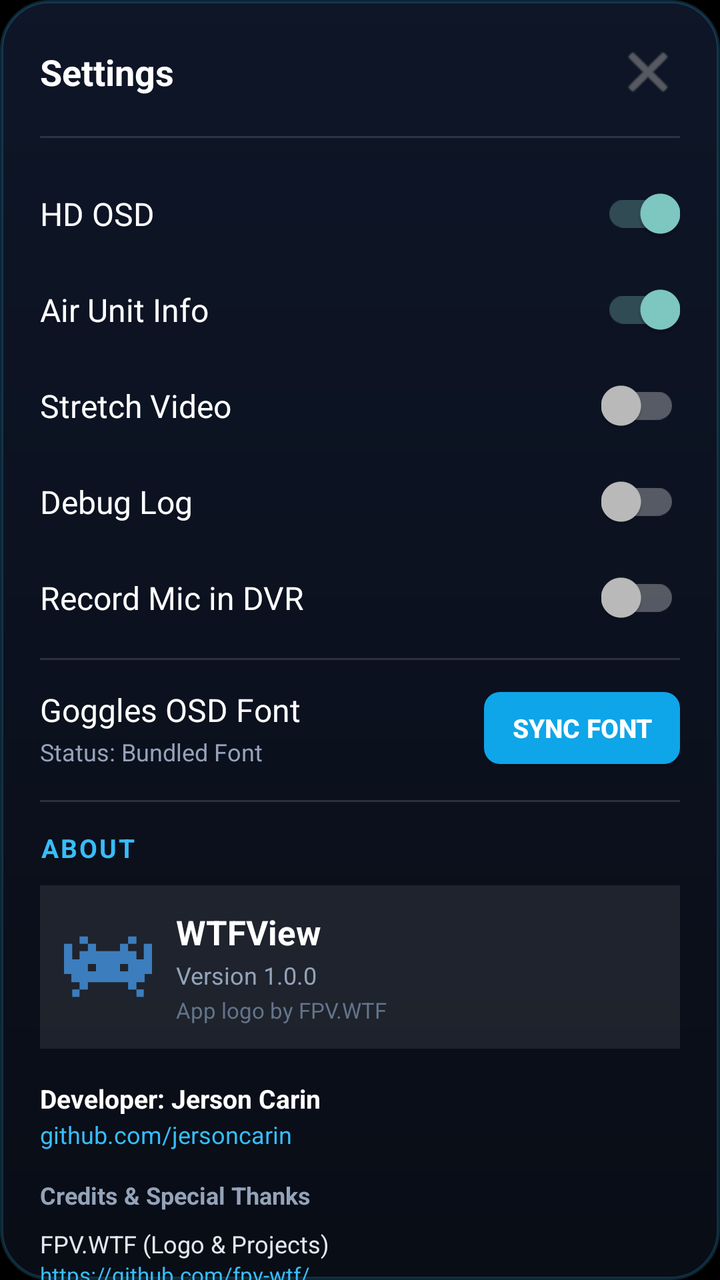
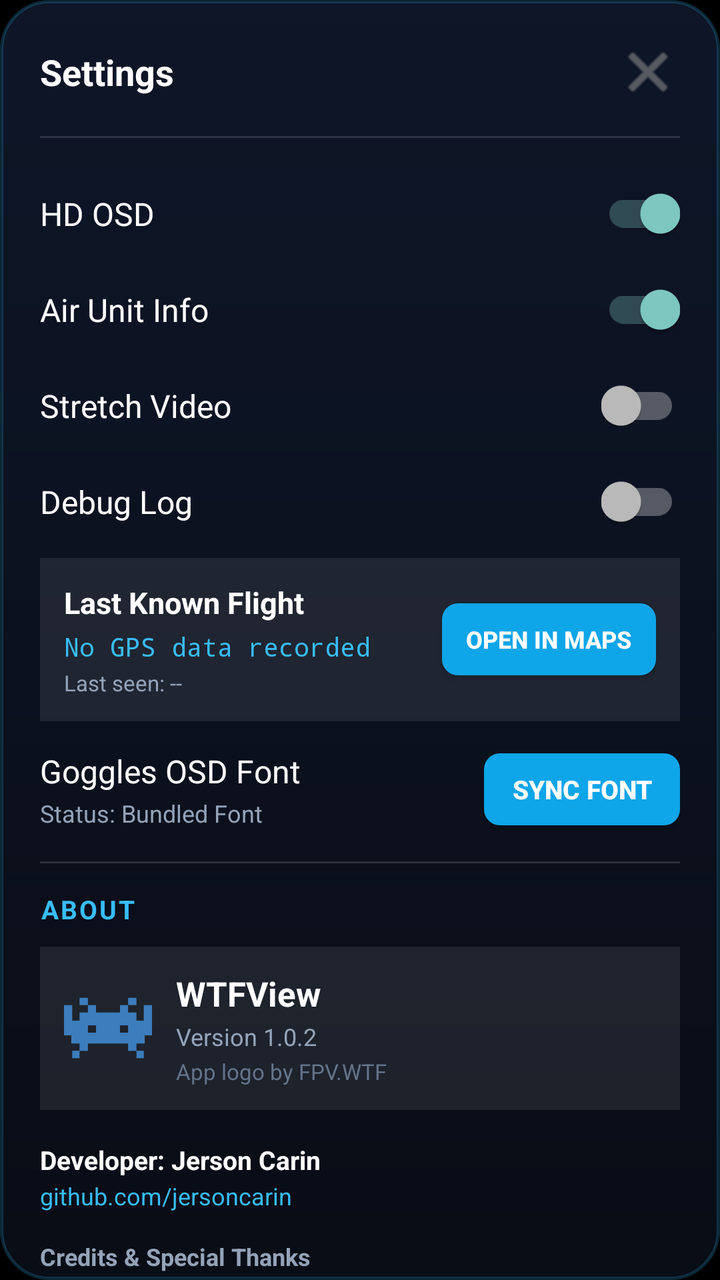

Two renders of the same Android screen: before a commit and after it. Below are the layout's source before the change and the commit's diff.
<!-- AndroidManifest.xml: application theme Theme.WTFView -->
<!-- res/layout/dialog_settings.xml -->
<?xml version="1.0" encoding="utf-8"?>
<ScrollView xmlns:android="http://schemas.android.com/apk/res/android"
    xmlns:app="http://schemas.android.com/apk/res-auto"
    android:layout_width="match_parent"
    android:layout_height="wrap_content"
    android:background="@drawable/bg_card_waiting"
    android:scrollbars="none"
    android:overScrollMode="never">

    <LinearLayout
        android:layout_width="match_parent"
        android:layout_height="wrap_content"
        android:orientation="vertical"
        android:padding="20dp">

        <LinearLayout
            android:layout_width="match_parent"
            android:layout_height="wrap_content"
            android:orientation="horizontal"
            android:gravity="center_vertical"
            android:layout_marginBottom="16dp">

            <TextView
                android:layout_width="0dp"
                android:layout_height="wrap_content"
                android:layout_weight="1"
                android:text="Settings"
                android:textColor="#FFFFFF"
                android:textSize="18sp"
                android:textStyle="bold" />

            <ImageButton
                android:id="@+id/btnCloseSettings"
                android:layout_width="32dp"
                android:layout_height="32dp"
                android:background="?attr/selectableItemBackgroundBorderless"
                android:src="@android:drawable/ic_menu_close_clear_cancel"
                app:tint="#888888" />
        </LinearLayout>

        <View
            android:layout_width="match_parent"
            android:layout_height="1dp"
            android:background="#22FFFFFF"
            android:layout_marginBottom="14dp" />

        <LinearLayout
            android:layout_width="match_parent"
            android:layout_height="48dp"
            android:orientation="horizontal"
            android:gravity="center_vertical">

            <TextView
                android:layout_width="0dp"
                android:layout_height="wrap_content"
                android:layout_weight="1"
                android:text="HD OSD"
                android:textColor="#FFFFFF"
                android:textSize="16sp" />

            <androidx.appcompat.widget.SwitchCompat
                android:id="@+id/switchOsd"
                android:layout_width="wrap_content"
                android:layout_height="wrap_content"
                android:checked="true" />
        </LinearLayout>

        <LinearLayout
            android:layout_width="match_parent"
            android:layout_height="48dp"
            android:orientation="horizontal"
            android:gravity="center_vertical">

            <TextView
                android:layout_width="0dp"
                android:layout_height="wrap_content"
                android:layout_weight="1"
                android:text="Air Unit Info"
                android:textColor="#FFFFFF"
                android:textSize="16sp" />

            <androidx.appcompat.widget.SwitchCompat
                android:id="@+id/switchAuHud"
                android:layout_width="wrap_content"
                android:layout_height="wrap_content"
                android:checked="true" />
        </LinearLayout>

        <LinearLayout
            android:layout_width="match_parent"
            android:layout_height="48dp"
            android:orientation="horizontal"
            android:gravity="center_vertical">

            <TextView
                android:layout_width="0dp"
                android:layout_height="wrap_content"
                android:layout_weight="1"
                android:text="Stretch Video"
                android:textColor="#FFFFFF"
                android:textSize="16sp" />

            <androidx.appcompat.widget.SwitchCompat
                android:id="@+id/switchStretch"
                android:layout_width="wrap_content"
                android:layout_height="wrap_content"
                android:checked="false" />
        </LinearLayout>

        <LinearLayout
            android:layout_width="match_parent"
            android:layout_height="48dp"
            android:orientation="horizontal"
            android:gravity="center_vertical">

            <TextView
                android:layout_width="0dp"
                android:layout_height="wrap_content"
                android:layout_weight="1"
                android:text="Debug Log"
                android:textColor="#FFFFFF"
                android:textSize="16sp" />

            <androidx.appcompat.widget.SwitchCompat
                android:id="@+id/switchDebugLog"
                android:layout_width="wrap_content"
                android:layout_height="wrap_content"
                android:checked="false" />
        </LinearLayout>

        <LinearLayout
            android:layout_width="match_parent"
            android:layout_height="48dp"
            android:orientation="horizontal"
            android:gravity="center_vertical">

            <TextView
                android:layout_width="0dp"
                android:layout_height="wrap_content"
                android:layout_weight="1"
                android:text="Record Mic in DVR"
                android:textColor="#FFFFFF"
                android:textSize="16sp" />

            <androidx.appcompat.widget.SwitchCompat
                android:id="@+id/switchRecordMic"
                android:layout_width="wrap_content"
                android:layout_height="wrap_content"
                android:checked="false" />
        </LinearLayout>

        <View
            android:layout_width="match_parent"
            android:layout_height="1dp"
            android:background="#22FFFFFF"
            android:layout_marginTop="6dp"
            android:layout_marginBottom="12dp" />

        <LinearLayout
            android:layout_width="match_parent"
            android:layout_height="wrap_content"
            android:orientation="horizontal"
            android:gravity="center_vertical"
            android:paddingTop="2dp"
            android:paddingBottom="2dp">

            <LinearLayout
                android:layout_width="0dp"
                android:layout_height="wrap_content"
                android:layout_weight="1"
                android:orientation="vertical">

                <TextView
                    android:layout_width="wrap_content"
                    android:layout_height="wrap_content"
                    android:text="Goggles OSD Font"
                    android:textColor="#FFFFFF"
                    android:textSize="16sp" />

                <TextView
                    android:id="@+id/tvFontStatus"
                    android:layout_width="wrap_content"
                    android:layout_height="wrap_content"
                    android:text="Status: Bundled Font"
                    android:textColor="#94A3B8"
                    android:textSize="12sp"
                    android:layout_marginTop="2dp" />
            </LinearLayout>

            <Button
                android:id="@+id/btnSyncFont"
                android:layout_width="wrap_content"
                android:layout_height="36dp"
                android:text="Sync Font"
                android:textSize="13sp"
                android:textStyle="bold"
                android:textColor="#FFFFFF"
                android:background="@drawable/bg_button_sync"
                android:paddingStart="14dp"
                android:paddingEnd="14dp" />
        </LinearLayout>

        <View
            android:layout_width="match_parent"
            android:layout_height="1dp"
            android:background="#22FFFFFF"
            android:layout_marginTop="14dp"
            android:layout_marginBottom="14dp" />

        <TextView
            android:layout_width="wrap_content"
            android:layout_height="wrap_content"
            android:text="About"
            android:textColor="#38BDF8"
            android:textSize="13sp"
            android:textStyle="bold"
            android:textAllCaps="true"
            android:letterSpacing="0.08"
            android:layout_marginBottom="10dp" />

        <LinearLayout
            android:layout_width="match_parent"
            android:layout_height="wrap_content"
            android:orientation="horizontal"
            android:gravity="center_vertical"
            android:background="#15FFFFFF"
            android:padding="12dp"
            android:layout_marginBottom="12dp">

            <ImageView
                android:layout_width="44dp"
                android:layout_height="44dp"
                android:src="@drawable/app_logo"
                android:layout_marginEnd="12dp"
                android:contentDescription="WTFView Logo" />

            <LinearLayout
                android:layout_width="0dp"
                android:layout_height="wrap_content"
                android:layout_weight="1"
                android:orientation="vertical">

                <TextView
                    android:layout_width="wrap_content"
                    android:layout_height="wrap_content"
                    android:text="WTFView"
                    android:textColor="#FFFFFF"
                    android:textSize="17sp"
                    android:textStyle="bold" />

                <TextView
                    android:id="@+id/tvAppVersion"
                    android:layout_width="wrap_content"
                    android:layout_height="wrap_content"
                    android:text="Version 1.0.0"
                    android:textColor="#94A3B8"
                    android:textSize="12sp"
                    android:layout_marginTop="2dp" />

                <TextView
                    android:layout_width="wrap_content"
                    android:layout_height="wrap_content"
                    android:text="App logo by FPV.WTF"
                    android:textColor="#64748B"
                    android:textSize="11sp"
                    android:layout_marginTop="2dp" />
            </LinearLayout>
        </LinearLayout>

        <LinearLayout
            android:id="@+id/layoutDevLink"
            android:layout_width="match_parent"
            android:layout_height="wrap_content"
            android:orientation="vertical"
            android:clickable="true"
            android:focusable="true"
            android:background="?attr/selectableItemBackground"
            android:paddingTop="4dp"
            android:paddingBottom="8dp">

            <TextView
                android:layout_width="wrap_content"
                android:layout_height="wrap_content"
                android:text="Developer: Jerson Carin"
                android:textColor="#FFFFFF"
                android:textSize="13sp"
                android:textStyle="bold" />

            <TextView
                android:layout_width="wrap_content"
                android:layout_height="wrap_content"
                android:text="github.com/jersoncarin"
                android:textColor="#38BDF8"
                android:textSize="12sp"
                android:layout_marginTop="1dp" />
        </LinearLayout>

        <TextView
            android:layout_width="wrap_content"
            android:layout_height="wrap_content"
            android:text="Credits &amp; Special Thanks"
            android:textColor="#94A3B8"
            android:textSize="12sp"
            android:textStyle="bold"
            android:layout_marginTop="6dp"
            android:layout_marginBottom="4dp" />

        <LinearLayout
            android:id="@+id/layoutFpvWtfLink"
            android:layout_width="match_parent"
            android:layout_height="wrap_content"
            android:orientation="vertical"
            android:clickable="true"
            android:focusable="true"
            android:background="?attr/selectableItemBackground"
            android:paddingTop="4dp"
            android:paddingBottom="6dp">

            <TextView
                android:layout_width="wrap_content"
                android:layout_height="wrap_content"
                android:text="FPV.WTF (Logo &amp; Projects)"
                android:textColor="#E2E8F0"
                android:textSize="12sp" />

            <TextView
                android:layout_width="wrap_content"
                android:layout_height="wrap_content"
                android:text="https://github.com/fpv-wtf/"
                android:textColor="#38BDF8"
                android:textSize="11sp" />
        </LinearLayout>

        <LinearLayout
            android:id="@+id/layoutDigiViewLink"
            android:layout_width="match_parent"
            android:layout_height="wrap_content"
            android:orientation="vertical"
            android:clickable="true"
            android:focusable="true"
            android:background="?attr/selectableItemBackground"
            android:paddingTop="4dp"
            android:paddingBottom="4dp">

            <TextView
                android:layout_width="wrap_content"
                android:layout_height="wrap_content"
                android:text="DigiView-Android (fpvout)"
                android:textColor="#E2E8F0"
                android:textSize="12sp" />

            <TextView
                android:layout_width="wrap_content"
                android:layout_height="wrap_content"
                android:text="https://github.com/fpvout/DigiView-Android"
                android:textColor="#38BDF8"
                android:textSize="11sp" />
        </LinearLayout>

    </LinearLayout>
</ScrollView>
<!-- resources referenced by this layout -->
<resources>
  <!-- drawable app_logo: png bitmap (drawable, 833 bytes) -->
  <!-- drawable bg_button_sync (drawable) -->
  <?xml version="1.0" encoding="utf-8"?>
  <selector xmlns:android="http://schemas.android.com/apk/res/android">
      <item android:state_pressed="true">
          <shape android:shape="rectangle">
              <solid android:color="#0284C7" />
              <corners android:radius="8dp" />
          </shape>
      </item>
      <item android:state_enabled="false">
          <shape android:shape="rectangle">
              <solid android:color="#334155" />
              <corners android:radius="8dp" />
          </shape>
      </item>
      <item>
          <shape android:shape="rectangle">
              <solid android:color="#0EA5E9" />
              <corners android:radius="8dp" />
          </shape>
      </item>
  </selector>
  <!-- drawable bg_card_waiting (drawable) -->
  <?xml version="1.0" encoding="utf-8"?>
  <shape xmlns:android="http://schemas.android.com/apk/res/android"
      android:shape="rectangle">
      <gradient
          android:angle="270"
          android:startColor="#F00F172A"
          android:endColor="#FA090D16" />
      <stroke android:width="1.5dp" android:color="#3338BDF8" />
      <corners android:radius="24dp" />
  </shape>
  <style name="Theme.WTFView" parent="Theme.AppCompat.NoActionBar">
          <item name="android:windowFullscreen">true</item>
          <item name="android:windowContentOverlay">@null</item>
          <item name="android:windowBackground">@color/black</item>
      </style>
  <color name="black">#FF000000</color>
</resources>

<!-- the commit's change to res/layout/dialog_settings.xml (unified diff, before → after) -->
@@ -130,31 +130,67 @@
 
         <LinearLayout
             android:layout_width="match_parent"
-            android:layout_height="48dp"
-            android:orientation="horizontal"
-            android:gravity="center_vertical">
-
-            <TextView
-                android:layout_width="0dp"
-                android:layout_height="wrap_content"
-                android:layout_weight="1"
-                android:text="Record Mic in DVR"
-                android:textColor="#FFFFFF"
-                android:textSize="16sp" />
-
-            <androidx.appcompat.widget.SwitchCompat
-                android:id="@+id/switchRecordMic"
-                android:layout_width="wrap_content"
-                android:layout_height="wrap_content"
-                android:checked="false" />
-        </LinearLayout>
-
-        <View
-            android:layout_width="match_parent"
-            android:layout_height="1dp"
-            android:background="#22FFFFFF"
-            android:layout_marginTop="6dp"
-            android:layout_marginBottom="12dp" />
+            android:layout_height="wrap_content"
+            android:orientation="vertical"
+            android:background="#15FFFFFF"
+            android:padding="12dp"
+            android:layout_marginTop="4dp"
+            android:layout_marginBottom="12dp">
+
+            <LinearLayout
+                android:layout_width="match_parent"
+                android:layout_height="wrap_content"
+                android:orientation="horizontal"
+                android:gravity="center_vertical">
+
+                <LinearLayout
+                    android:layout_width="0dp"
+                    android:layout_height="wrap_content"
+                    android:layout_weight="1"
+                    android:orientation="vertical">
+
+                    <TextView
+                        android:layout_width="wrap_content"
+                        android:layout_height="wrap_content"
+                        android:text="Last Known Flight"
+                        android:textColor="#FFFFFF"
+                        android:textSize="15sp"
+                        android:textStyle="bold" />
+
+                    <TextView
+                        android:id="@+id/tvLastGpsCoords"
+                        android:layout_width="wrap_content"
+                        android:layout_height="wrap_content"
+                        android:text="No GPS data recorded"
+                        android:textColor="#38BDF8"
+                        android:textSize="13sp"
+                        android:fontFamily="monospace"
+                        android:layout_marginTop="3dp" />
+
+                    <TextView
+                        android:id="@+id/tvLastGpsTime"
+                        android:layout_width="wrap_content"
+                        android:layout_height="wrap_content"
+                        android:text="Last seen: --"
+                        android:textColor="#94A3B8"
+                        android:textSize="11sp"
+                        android:layout_marginTop="2dp" />
+                </LinearLayout>
+
+                <Button
+                    android:id="@+id/btnOpenInMaps"
+                    android:layout_width="wrap_content"
+                    android:layout_height="36dp"
+                    android:text="Open in Maps"
+                    android:textSize="12sp"
+                    android:textStyle="bold"
+                    android:textColor="#FFFFFF"
+                    android:background="@drawable/bg_button_sync"
+                    android:paddingStart="12dp"
+                    android:paddingEnd="12dp" />
+            </LinearLayout>
+        </LinearLayout>
+
 
         <LinearLayout
             android:layout_width="match_parent"
@@ -252,7 +288,7 @@
                     android:id="@+id/tvAppVersion"
                     android:layout_width="wrap_content"
                     android:layout_height="wrap_content"
-                    android:text="Version 1.0.0"
+                    android:text="Version 1.0.2"
                     android:textColor="#94A3B8"
                     android:textSize="12sp"
                     android:layout_marginTop="2dp" />
